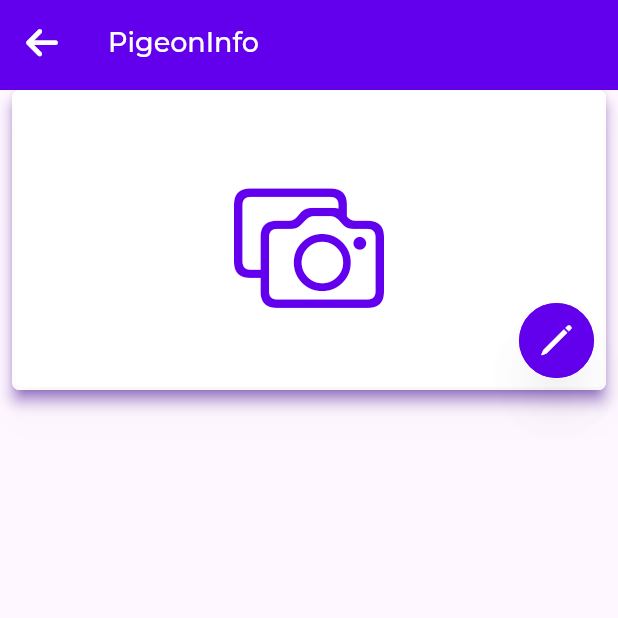
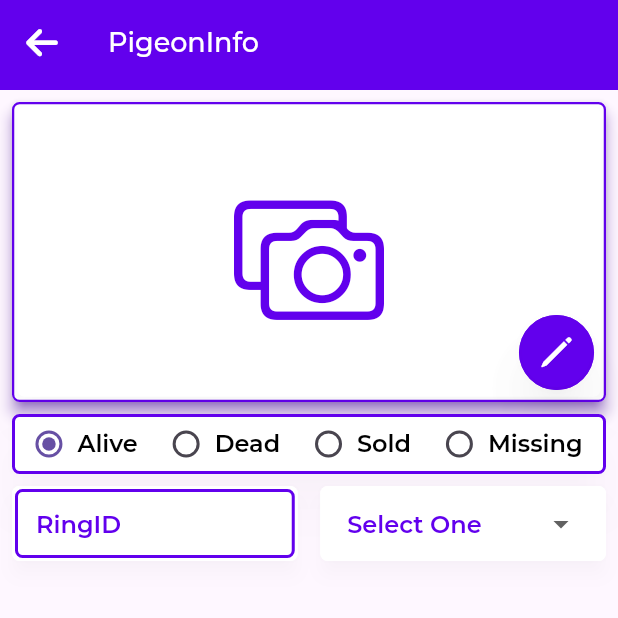
Before and after one commit to Rajafullstackdev/pigeon_loft, a Flutter app: the PigeonInfo screen opened directly, on a phone screen of 412 x 824 dp, the top half of it. Run offline on Flutter 3.47's test engine with Material 3 defaults, Android fonts, the phone set to English and light mode, and no system bars; drawn by our look-alikes of dropdown_button2; our stand-ins replace animate_do, cloud_firestore, confetti, firebase_auth, firebase_storage, font_awesome_flutter and 5 more; missing offline and left inert: country_pickers, phone_number_hint; accounts and stored records are empty.

Commit message:
create custom Widget in dropDown and custom Widgets in textField and

```diff
--- a/lib/ConstFiles/ConstFiles.dart
+++ b/lib/ConstFiles/ConstFiles.dart
@@ -53,10 +53,10 @@ String clockImg='assets/Clock.png';
 
 String userImg='assets/UserICon.png';
 String birdImg='assets/bird.png';
-String singleBird='assets/Single.png';
-String pairBird='assets/Pairs.png';
+String singleBird='assets/singleBird.png';
+String pairBird='assets/twoBirds(Pair).png';
 
-///IMage Selecte Option
+///IMage Select Option
 
 String imgOptionCamera='camera';
 String imgOptionGallery='gallery';
--- a/lib/Controller/pigeonInfoController.dart
+++ b/lib/Controller/pigeonInfoController.dart
@@ -1,18 +1,43 @@
 import 'dart:io';
-
 import 'package:flutter/cupertino.dart';
 import 'package:flutter/material.dart';
 import 'package:get/get.dart';
 import 'package:image_picker/image_picker.dart';
 import 'package:pigeon_loft/ConstFiles/ConstFiles.dart';
+import 'package:pigeon_loft/Model/RadioButtonModel.dart';
 import 'package:pigeon_loft/widgets/CustomContainer/CustomContainer.dart';
 import 'package:pigeon_loft/widgets/TextWidgets/customeText.dart';
 import 'package:pigeon_loft/widgets/custtomIconButton/customIconButton.dart';
 
-class pigeonInfoController extends GetxController{
 
+class pigeonInfoController extends GetxController {
   Rx<List<File>> imageList = Rx<List<File>>([]);
+  String dropMenuSelectValue='Select One';
 
+  List <String> dropDownMenuList=[
+    'Select One',
+    'Raja',
+    'Sound'
+  ];
+  List<RadioButtonModel> radioButtonList = [
+    RadioButtonModel(radioButtonTextValue: 'Alive', radioButtonValue:'Alive'),
+    RadioButtonModel(radioButtonTextValue: 'Dead', radioButtonValue:'Dead'),
+    RadioButtonModel(radioButtonTextValue: 'Sold', radioButtonValue:'Sold'),
+    RadioButtonModel(radioButtonTextValue: 'Missing', radioButtonValue:'Missing'),
+  ];
+  String status = 'Alive';
+
+  ///Controller
+
+  TextEditingController ringIdController=TextEditingController();
+  TextEditingController birthYearController=TextEditingController();
+  TextEditingController pigeonColorController=TextEditingController();
+  TextEditingController nestNoController=TextEditingController();
+  TextEditingController pigeonTypeController=TextEditingController();
+  TextEditingController pigeonGenderController=TextEditingController();
+  TextEditingController loftNameController=TextEditingController();
+  TextEditingController pairNoController=TextEditingController();
+  TextEditingController noteController=TextEditingController();
 
 
 
@@ -29,19 +54,43 @@ class pigeonInfoController extends GetxController{
         imageList.value = List.from(imageList.value)..add(File(value.path));
       }
     });
-
-    print('++++++++++++++++++++++++++++++++++++++++++++++++++++++++++++++++++++');
-    print(imageList.value);
-    print('}}}}}}}}}}}}}}}}}}}}}}}}}}}}}}}}}}}}}}}}');
     Get.back();
     update();
   }
 
   ///List Clear Function
-  clearList(){
-    imageList.value=[];
+  clearList() {
+    imageList.value = [];
     update();
+  }
 
+  ///controller Clear Function
+  clearController(){
+     ringIdController.clear();
+     birthYearController.clear();
+     pigeonColorController.clear();
+     nestNoController.clear();
+     pigeonTypeController.clear();
+     pigeonGenderController.clear();
+     loftNameController.clear();
+     pairNoController.clear();
+     noteController.clear();
+     dropMenuSelectValue='Select One';
+     update();
+  }
+
+  ///selectValue from radio Button
+
+  selectValueRadio({value}){
+    status = value!;
+    update();
+  }
+
+  ///DropDown Value Function
+  dropDownSelectedValue({value}){
+    dropMenuSelectValue = value!;
+    birthYearController.text = value!;
+    update();
   }
 
   /// Select file pick method (opens dialog to pick image)
@@ -50,8 +99,6 @@ class pigeonInfoController extends GetxController{
       barrierDismissible: true,
       context: context,
       builder: (context) {
-        return StatefulBuilder(
-          builder: (context, setState) {
         return AlertDialog(
           backgroundColor: Colors.transparent,
           content: CustomContainer(
@@ -72,9 +119,8 @@ class pigeonInfoController extends GetxController{
                   children: [
                     GestureDetector(
                       onTap: () {
-                            setState(() {
                         imagePickerFucn(pickOption: imgOptionGallery);
-                            });
+                        update();
                       },
                       child: Column(
                         spacing: 5,
@@ -106,9 +152,8 @@ class pigeonInfoController extends GetxController{
                     ),
                     GestureDetector(
                       onTap: () {
-                            setState(() {
                         imagePickerFucn(pickOption: imgOptionCamera);
-                            });
+                        update();
                       },
                       child: Column(
                         spacing: 5,
@@ -146,8 +191,5 @@ class pigeonInfoController extends GetxController{
         );
       },
     );
-      },
-    );
   }
-
 }
--- /dev/null
+++ b/lib/Model/RadioButtonModel.dart
@@ -0,0 +1,5 @@
+class RadioButtonModel {
+  String  radioButtonValue;
+  String  radioButtonTextValue;
+  RadioButtonModel({required this.radioButtonTextValue,required this.radioButtonValue});
+}
--- a/lib/Screens/PigeonInfo/PigeonInfo.dart
+++ b/lib/Screens/PigeonInfo/PigeonInfo.dart
@@ -9,6 +9,10 @@ import 'package:pigeon_loft/ConstFiles/ConstFiles.dart';
 import 'package:pigeon_loft/Controller/pigeonInfoController.dart';
 import 'package:pigeon_loft/widgets/AppBarWidgets/AppBarWidget.dart';
 import 'package:pigeon_loft/widgets/CustomContainer/CustomContainer.dart';
+import 'package:pigeon_loft/widgets/DropDownWidgets/DropDownWidgets.dart';
+import 'package:pigeon_loft/widgets/RadioButtton/RadioButtton.dart';
+import 'package:pigeon_loft/widgets/TextWidgets/customeText.dart';
+import 'package:pigeon_loft/widgets/Textfield/CustomTextField.dart';
 import 'package:pigeon_loft/widgets/custtomIconButton/customIconButton.dart';
 
 class PigeonInfo extends StatefulWidget {
@@ -20,9 +24,13 @@ class PigeonInfo extends StatefulWidget {
 
 class _PigeonInfoState extends State<PigeonInfo> {
 
-  final dataController = Get.put(pigeonInfoController(), tag: 'pigeonInfoController');
+
+
   @override
   Widget build(BuildContext context) {
+    return GetBuilder<pigeonInfoController>(
+      init: pigeonInfoController(),
+      builder: (dataController) {
       return Scaffold(
           appBar: PreferredSize(
             preferredSize: Size(double.infinity, 60),
@@ -40,10 +48,12 @@ class _PigeonInfoState extends State<PigeonInfo> {
               textName: 'PigeonInfo',
             ),
           ),
-      body: Padding(
-        padding: const EdgeInsets.only(left: 8,right: 8),
+          body:
+          Padding(
+            padding: const EdgeInsets.all( 8),
             child:Column(
               children: [
+
                 ///pigeon Pick Image widgets
                 GestureDetector(
                   onTap: (){
@@ -58,6 +68,10 @@ class _PigeonInfoState extends State<PigeonInfo> {
                             elevation: 4,
                             shadowColor: spbgColor,
                             height: 200,
+                            borderContent: Border.all(
+                                color: spbgColor,
+                                width: 1.5
+                            ),
                             width: double.infinity,
                             child:dataController.imageList.value.isNotEmpty?
                             Image.file(dataController.imageList.value[0],fit: BoxFit.cover,):
@@ -70,11 +84,11 @@ class _PigeonInfoState extends State<PigeonInfo> {
                       ///Icon Container widgets
                       Padding(
                         padding: const EdgeInsets.all(8.0),
-                    child: GestureDetector(
-                      onTap: (){
-
-                      },
-                      child: CustomContainer(
+                        child:
+                        Obx((){
+                          return SizedBox(
+                            child: dataController.imageList.value.isEmpty?
+                            CustomContainer(
                                 elevation: 12,
                                 height: 50,
                                 innerColor: spbgColor,
@@ -89,16 +103,59 @@ class _PigeonInfoState extends State<PigeonInfo> {
                                   iconColor: whiteColor,
                                   iconSize: 30,
 
-                          )),
-                    ),
+                                )):SizedBox(),
+                          );
+                        }),
+
                       ),
                     ],
                   ),
+                ),
+
+                ///PigeonStatus Radio Button
+                RadioButtton(),
+
+                ///Fields Custom Text fields
+
+                Row(
+                 spacing: 15,
+                  children: [
+
+                    ///Ring Id Controller Widgets
+                    Expanded(
+                      child: CustomContainer(
+                        height: 50,
+                        child: CustomTextField(
+                        labelWidget: Custometext(
+                          textStyle: fontsValue.fontstyleAboreto(
+                            fontColor: spbgColor,
+                              fontSize: small, fontWeight: FontWeight.w600),
+                          textName: 'RingID',
+                        ),
+                        controller: dataController.ringIdController,
+                      ),),
+                    ),
+
+                    Expanded(
+                      child: CustomContainer(
+                        height: 50,
+                        child: DropDownWidgets(
+                          dropDownList: dataController.dropDownMenuList,
+                          dropDownValue:dataController.dropMenuSelectValue,
+                          onChangeFunc: (String? selectedValue) {
+                            dataController.dropDownSelectedValue(value: selectedValue);
+                          },
+
+                        )),
+                    ),
+                  ],
                 )
+
               ],
             ),
 
-      ),
+          )
       );
+    },);
   }
 }
--- /dev/null
+++ b/lib/widgets/DropDownWidgets/DropDownWidgets.dart
@@ -0,0 +1,58 @@
+import 'package:dropdown_button2/dropdown_button2.dart';
+import 'package:flutter/material.dart';
+import 'package:get/get.dart';
+import 'package:pigeon_loft/ConstFiles/ConstFiles.dart';
+import 'package:pigeon_loft/Controller/pigeonInfoController.dart';
+import 'package:pigeon_loft/widgets/TextWidgets/customeText.dart';
+
+class DropDownWidgets extends StatefulWidget {
+  Function(String?) onChangeFunc;
+  String  dropDownValue;
+ List<String> dropDownList;
+ DropDownWidgets({required this.dropDownList,required this.dropDownValue, required this.onChangeFunc});
+
+
+
+  @override
+  State<DropDownWidgets> createState() => _DropDownWidgetsState();
+}
+
+class _DropDownWidgetsState extends State<DropDownWidgets> {
+  @override
+  Widget build(BuildContext context) {
+
+    return  DropdownButtonHideUnderline(
+      child: DropdownButton2<String>(
+        isExpanded: true,
+        isDense: true,
+        hint: Custometext(
+          textStyle: fontsValue.fontstyleAboreto(
+              fontColor: spbgColor,
+              fontSize: small, fontWeight: FontWeight.w600),
+          textName: widget.dropDownValue,
+        ),
+        items:widget. dropDownList
+            .map((String item) => DropdownMenuItem<String>(
+          value: item,
+          child: Custometext(
+            textName:item,
+            textStyle: fontsValue.fontstyleAboreto(
+                fontColor: spbgColor,
+                fontSize: small, fontWeight: FontWeight.w600),
+          ),
+        ))
+            .toList(),
+        value: widget.dropDownValue.isEmpty ? null : widget.dropDownValue,
+        onChanged: widget.onChangeFunc,
+        buttonStyleData: const ButtonStyleData(
+          padding: EdgeInsets.symmetric(horizontal: 16),
+          height: 40,
+          width: 140,
+        ),
+        menuItemStyleData: const MenuItemStyleData(
+          height: 40,
+        ),
+      ),
+    );
+  }
+}
--- /dev/null
+++ b/lib/widgets/RadioButtton/RadioButtton.dart
@@ -0,0 +1,58 @@
+import 'package:flutter/cupertino.dart';
+import 'package:flutter/material.dart';
+import 'package:get/get.dart';
+import 'package:get/get_core/src/get_main.dart';
+import 'package:pigeon_loft/ConstFiles/ConstFiles.dart';
+import 'package:pigeon_loft/Controller/pigeonInfoController.dart';
+import 'package:pigeon_loft/widgets/CustomContainer/CustomContainer.dart';
+import 'package:pigeon_loft/widgets/TextWidgets/customeText.dart';
+
+class RadioButtton extends StatefulWidget {
+  const RadioButtton({super.key});
+
+  @override
+  State<RadioButtton> createState() => _RadioButttonState();
+}
+
+class _RadioButttonState extends State<RadioButtton> {
+
+
+
+  @override
+  Widget build(BuildContext context) {
+
+    return GetBuilder<pigeonInfoController>(
+      init: pigeonInfoController(),
+      builder: (dataController) {
+
+      return  Padding(
+        padding: const EdgeInsets.only(top: 8,bottom: 8),
+        child: CustomContainer(
+          height: 40,
+          width: double.infinity,
+          elevation: 12,
+          borderContent: Border.all(
+              color: spbgColor,
+              width: 2
+          ),
+          child: Row(
+            mainAxisAlignment: MainAxisAlignment.spaceAround,
+            children: List<Widget>.generate(
+                dataController.radioButtonList.length,
+                    (index) => RadioMenuButton(
+                    value: dataController.radioButtonList[index].radioButtonValue,
+                    groupValue: dataController.status,
+                    onChanged: (value) {
+                      dataController.selectValueRadio(value:value);
+                    },
+                    child: Custometext(
+                      textStyle: fontsValue.fontstyleAboreto(
+                          fontSize: small, fontWeight: FontWeight.w600),
+                      textName: dataController.radioButtonList[index].radioButtonTextValue,
+                    ))),
+          ),
+        ),
+      );
+    },);
+  }
+}
--- a/lib/widgets/Textfield/CustomTextField.dart
+++ b/lib/widgets/Textfield/CustomTextField.dart
@@ -4,26 +4,30 @@ import 'package:pigeon_loft/ConstFiles/ConstFiles.dart';
 
 class CustomTextField extends StatefulWidget {
   TextEditingController controller;
-  String hintText;
+  String ?hintText;
   TextStyle ?hintStyle;
   Function(String) ?onSubmit;
   List <TextInputFormatter> ? inputFormat;
   TextAlign ?alignText;
   Widget?suffixWidget;
   Widget?prefixWidget;
+  Widget?labelWidget;
   EdgeInsets?conPadding;
+  OutlineInputBorder ?fieldBorder;
 
   CustomTextField(
       {
         required this.controller,
         this.hintStyle,
-        required this.hintText,
+        this.hintText,
         this.onSubmit,
+        this.fieldBorder,
         this.inputFormat,
         this.alignText,
         this.suffixWidget,
         this.prefixWidget,
         this.conPadding,
+        this.labelWidget,
       });
 
   @override
@@ -36,7 +40,18 @@ class _CustomTextFieldState extends State<CustomTextField> {
     return TextField(
       controller: widget.controller,
       decoration: InputDecoration(
-          border: InputBorder.none,
+        border: widget.fieldBorder?? OutlineInputBorder(
+          borderSide: BorderSide(color: spbgColor,width: 2),
+          borderRadius: BorderRadius.circular(5),
+        ),
+          focusedBorder: OutlineInputBorder(
+            borderSide: BorderSide(color: spbgColor,width: 2),
+            borderRadius: BorderRadius.circular(5),
+          ),
+          enabledBorder: OutlineInputBorder(
+            borderSide: BorderSide(color: spbgColor,width: 2),
+            borderRadius: BorderRadius.circular(5),
+          ),
           hintText: widget.hintText,
           suffixIcon: widget.suffixWidget,
           prefixIcon:widget.prefixWidget ,
@@ -44,10 +59,15 @@ class _CustomTextFieldState extends State<CustomTextField> {
           hintStyle: widget.hintStyle ?? fontsValue.fontstyleAboreto(
             fontWeight: FontWeight.w600,
             fontSize: small
-          )
+          ),
+        label:widget.labelWidget ??Text('empty'),
+        labelStyle:  widget.hintStyle ?? fontsValue.fontstyleAboreto(
+            fontWeight: FontWeight.w600,
+            fontSize: small
+        ),
       ),
       style: widget.hintStyle ?? fontsValue.fontstyleAboreto(
-          fontWeight: FontWeight.w600,
+          fontWeight: FontWeight.w500,
           fontSize: small
       ),
      // onSubmitted: widget.onSubmit,
--- a/pubspec.yaml
+++ b/pubspec.yaml
@@ -49,6 +49,7 @@ dependencies:
   intl: ^0.18.1
   image_picker: any
   animate_do: ^3.3.4
+  dropdown_button2: ^2.3.9
 
 
 dev_dependencies:
```
Also changed, not shown: lib/Screens/AnthendicationScreen/AnthendicationScreen.dart (+7 -2 lines), lib/Screens/DashBoardScreen/DashBoardScreen.dart (+2 -5 lines), lib/Screens/ProfileScreen/ProfileScreen.dart (+25 -24 lines), assets/singleBird.png (added), assets/twoBirds(Pair).png (added), pubspec.lock. Lines whose indentation alone changed are shown as unchanged.
